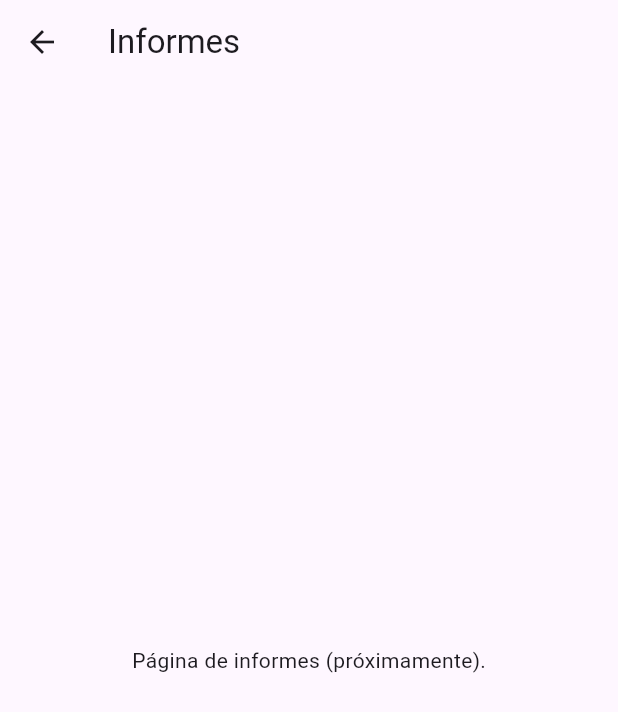
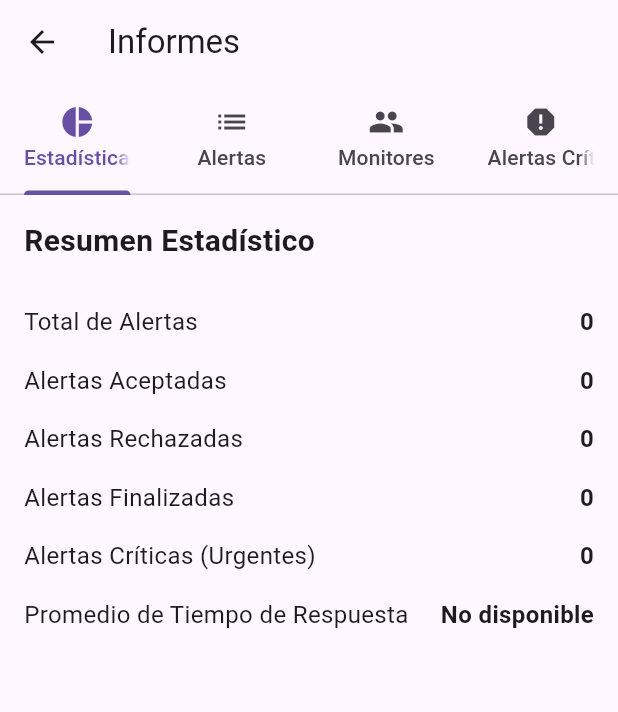
Before and after one commit to jhostia/OpenClass, a Flutter app: the ReportPage screen opened directly, on a phone screen of 412 x 824 dp. Shown: the top 712 px of the screen. Run offline on Flutter 3.47's test engine with Material 3 defaults, Android fonts, the phone set to English and light mode, and no system bars; our stand-ins replace cloud_firestore, firebase_auth, firebase_core, flutter_rating_bar; accounts and stored records are empty.

Commit message:
Agregue estadisticas al panel de admin

```diff
--- a/lib/report_page.dart
+++ b/lib/report_page.dart
@@ -1,16 +1,166 @@
 import 'package:flutter/material.dart';
+import 'package:cloud_firestore/cloud_firestore.dart';
 
-class ReportPage extends StatelessWidget {
+class ReportPage extends StatefulWidget {
   const ReportPage({super.key});
+
+  @override
+  _ReportPageState createState() => _ReportPageState();
+}
+
+class _ReportPageState extends State<ReportPage> with SingleTickerProviderStateMixin {
+  late TabController _tabController;
+
+  @override
+  void initState() {
+    super.initState();
+    _tabController = TabController(length: 4, vsync: this);
+  }
+
+  @override
+  void dispose() {
+    _tabController.dispose();
+    super.dispose();
+  }
+
+  Widget _buildStatisticsTab() {
+    return StreamBuilder<QuerySnapshot>(
+      stream: FirebaseFirestore.instance.collection('alerts').snapshots(),
+      builder: (context, snapshot) {
+        if (!snapshot.hasData) {
+          return const Center(child: CircularProgressIndicator());
+        }
+
+        // Procesar estadísticas
+        int totalAlerts = 0;
+        int acceptedAlerts = 0;
+        int rejectedAlerts = 0;
+        int completedAlerts = 0;
+        int criticalAlerts = 0;
+        int totalResponseTimeInSeconds = 0; // Para el cálculo del promedio
+        int responseCount = 0;
+
+        for (var alert in snapshot.data!.docs) {
+          var data = alert.data() as Map<String, dynamic>;
+          String status = data['status'] ?? 'Enviada';
+          bool isUrgent = data['isUrgent'] ?? false;
+          String responseTime = data['responseTime'] ?? "0 h 0 min 0 sec";
+
+          totalAlerts++;
+          if (status == 'Aceptada') acceptedAlerts++;
+          if (status == 'Denegada') rejectedAlerts++;
+          if (status == 'Finalizada') {
+            completedAlerts++;
+            if (responseTime.isNotEmpty) {
+              // Convertir el tiempo de respuesta a segundos
+              int responseTimeInSeconds = _convertResponseTimeToSeconds(responseTime);
+              totalResponseTimeInSeconds += responseTimeInSeconds;
+              responseCount++;
+            }
+          }
+          if (isUrgent) criticalAlerts++;
+        }
+
+        double averageResponseTime = responseCount > 0
+            ? totalResponseTimeInSeconds / responseCount
+            : 0.0;
+
+        // Construir la interfaz de estadísticas
+        return Padding(
+          padding: const EdgeInsets.all(16.0),
+          child: Column(
+            crossAxisAlignment: CrossAxisAlignment.start,
+            children: [
+              const Text(
+                "Resumen Estadístico",
+                style: TextStyle(fontSize: 20, fontWeight: FontWeight.bold),
+              ),
+              const SizedBox(height: 20),
+              _buildStatisticItem("Total de Alertas", totalAlerts),
+              _buildStatisticItem("Alertas Aceptadas", acceptedAlerts),
+              _buildStatisticItem("Alertas Rechazadas", rejectedAlerts),
+              _buildStatisticItem("Alertas Finalizadas", completedAlerts),
+              _buildStatisticItem("Alertas Críticas (Urgentes)", criticalAlerts),
+              _buildStatisticItem(
+                "Promedio de Tiempo de Respuesta",
+                averageResponseTime > 0
+                    ? "${_formatSecondsToReadableTime(averageResponseTime.toInt())}"
+                    : "No disponible",
+              ),
+            ],
+          ),
+        );
+      },
+    );
+  }
+
+  // Método para convertir una cadena de tiempo a segundos
+  int _convertResponseTimeToSeconds(String responseTime) {
+    final regex = RegExp(r'(\d+) h (\d+) min (\d+) sec');
+    final match = regex.firstMatch(responseTime);
+
+    if (match != null) {
+      int hours = int.parse(match.group(1)!);
+      int minutes = int.parse(match.group(2)!);
+      int seconds = int.parse(match.group(3)!);
+
+      return (hours * 3600) + (minutes * 60) + seconds;
+    }
+    return 0; // Si el formato no coincide, retornar 0
+  }
+
+  // Método para convertir segundos a un formato legible
+  String _formatSecondsToReadableTime(int seconds) {
+    int hours = seconds ~/ 3600;
+    seconds %= 3600;
+    int minutes = seconds ~/ 60;
+    seconds %= 60;
+
+    return "$hours h $minutes min $seconds sec";
+  }
+
+  Widget _buildStatisticItem(String title, dynamic value) {
+    return Padding(
+      padding: const EdgeInsets.symmetric(vertical: 8.0),
+      child: Row(
+        mainAxisAlignment: MainAxisAlignment.spaceBetween,
+        children: [
+          Text(
+            title,
+            style: const TextStyle(fontSize: 16),
+          ),
+          Text(
+            value.toString(),
+            style: const TextStyle(fontSize: 16, fontWeight: FontWeight.bold),
+          ),
+        ],
+      ),
+    );
+  }
 
   @override
   Widget build(BuildContext context) {
     return Scaffold(
       appBar: AppBar(
         title: const Text('Informes'),
+        bottom: TabBar(
+          controller: _tabController,
+          tabs: const [
+            Tab(icon: Icon(Icons.pie_chart), text: "Estadísticas"),
+            Tab(icon: Icon(Icons.list), text: "Alertas"),
+            Tab(icon: Icon(Icons.people), text: "Monitores"),
+            Tab(icon: Icon(Icons.report), text: "Alertas Críticas"),
+          ],
+        ),
       ),
-      body: const Center(
-        child: Text('Página de informes (próximamente).'),
+      body: TabBarView(
+        controller: _tabController,
+        children: [
+          _buildStatisticsTab(),
+          const Center(child: Text("Gestión de Alertas (Próximamente)")),
+          const Center(child: Text("Ranking de Monitores (Próximamente)")),
+          const Center(child: Text("Alertas Críticas (Próximamente)")),
+        ],
       ),
     );
   }
```
Also changed, not shown: 2 other files.
